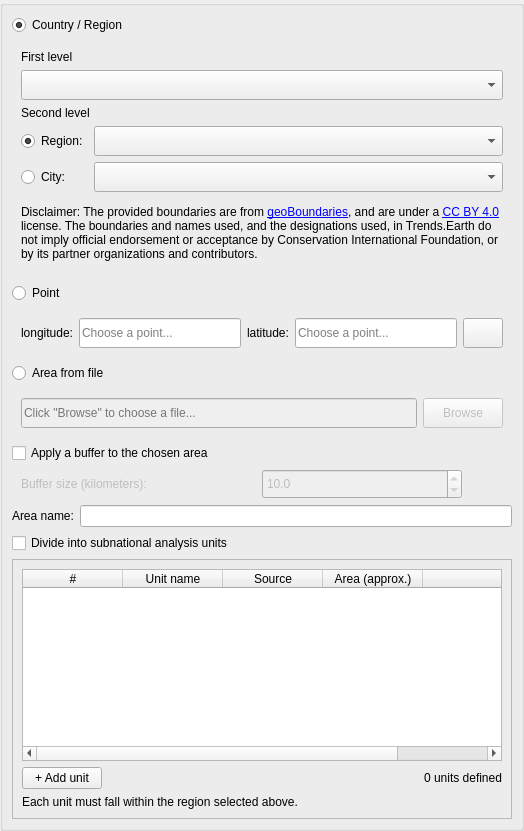
Old version of the form LDMP/gui/WidgetSelectArea.ui in the repository ConservationInternational/trends.earth.
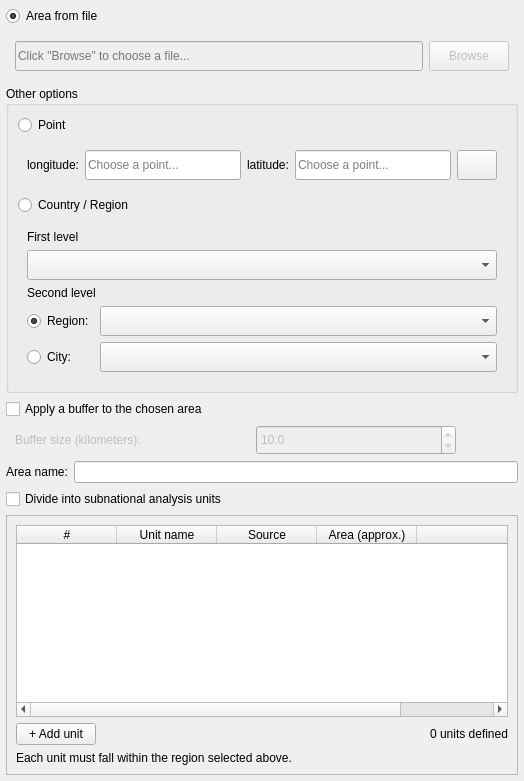
New version of the form. Custom widgets are drawn as their Qt base class.

Commit message: Move area from file first, add disclaimer popup fro country

```diff
--- a/LDMP/gui/WidgetSelectArea.ui
+++ b/LDMP/gui/WidgetSelectArea.ui
@@ -33,25 +33,244 @@
     <number>0</number>
    </property>
    <item>
-    <widget class="QGroupBox" name="area_groupbox">
+    <widget class="QFrame" name="area_groupbox">
      <property name="sizePolicy">
       <sizepolicy hsizetype="Expanding" vsizetype="Minimum">
        <horstretch>0</horstretch>
        <verstretch>0</verstretch>
       </sizepolicy>
      </property>
-     <property name="title">
-      <string/>
+     <property name="frameShape">
+      <enum>QFrame::NoFrame</enum>
+     </property>
+     <property name="frameShadow">
+      <enum>QFrame::Plain</enum>
      </property>
      <layout class="QVBoxLayout" name="verticalLayout_4">
+      <property name="leftMargin">
+       <number>6</number>
+      </property>
+      <property name="topMargin">
+       <number>6</number>
+      </property>
+      <property name="rightMargin">
+       <number>6</number>
+      </property>
+      <property name="bottomMargin">
+       <number>6</number>
+      </property>
+      <item>
+       <widget class="QRadioButton" name="area_fromfile">
+        <property name="text">
+         <string>Area from file</string>
+        </property>
+        <property name="checked">
+         <bool>true</bool>
+        </property>
+        <attribute name="buttonGroup">
+         <string notr="true">area_radio_buttonGroup</string>
+        </attribute>
+       </widget>
+      </item>
+      <item>
+       <widget class="QFrame" name="frame_area_fromfile">
+        <property name="frameShape">
+         <enum>QFrame::NoFrame</enum>
+        </property>
+        <property name="frameShadow">
+         <enum>QFrame::Plain</enum>
+        </property>
+        <layout class="QHBoxLayout" name="horizontalLayout_3">
+         <item>
+          <widget class="QLineEdit" name="area_fromfile_file">
+           <property name="enabled">
+            <bool>false</bool>
+           </property>
+           <property name="sizePolicy">
+            <sizepolicy hsizetype="Expanding" vsizetype="Fixed">
+             <horstretch>0</horstretch>
+             <verstretch>0</verstretch>
+            </sizepolicy>
+           </property>
+           <property name="minimumSize">
+            <size>
+             <width>120</width>
+             <height>30</height>
+            </size>
+           </property>
+           <property name="readOnly">
+            <bool>true</bool>
+           </property>
+           <property name="placeholderText">
+            <string>Click &quot;Browse&quot; to choose a file...</string>
+           </property>
+          </widget>
+         </item>
+         <item>
+          <widget class="QPushButton" name="area_fromfile_browse">
+           <property name="enabled">
+            <bool>false</bool>
+           </property>
+           <property name="sizePolicy">
+            <sizepolicy hsizetype="Minimum" vsizetype="Minimum">
+             <horstretch>0</horstretch>
+             <verstretch>0</verstretch>
+            </sizepolicy>
+           </property>
+           <property name="minimumSize">
+            <size>
+             <width>0</width>
+             <height>30</height>
+            </size>
+           </property>
+           <property name="maximumSize">
+            <size>
+             <width>80</width>
+             <height>16777215</height>
+            </size>
+           </property>
+           <property name="text">
+            <string>Browse</string>
+           </property>
+          </widget>
+         </item>
+        </layout>
+       </widget>
+      </item>
+      <item>
+       <widget class="QgsCollapsibleGroupBox" name="groupbox_other_area_options">
+        <property name="sizePolicy">
+         <sizepolicy hsizetype="Expanding" vsizetype="Minimum">
+          <horstretch>0</horstretch>
+          <verstretch>0</verstretch>
+         </sizepolicy>
+        </property>
+        <property name="title">
+         <string>Other options</string>
+        </property>
+        <property name="collapsed">
+         <bool>true</bool>
+        </property>
+        <layout class="QVBoxLayout" name="verticalLayout_other_options">
+         <item>
+          <widget class="QRadioButton" name="area_frompoint">
+           <property name="text">
+            <string>Point</string>
+           </property>
+           <attribute name="buttonGroup">
+            <string notr="true">area_radio_buttonGroup</string>
+           </attribute>
+          </widget>
+         </item>
+         <item>
+          <widget class="QFrame" name="frame_area_frompoint">
+           <property name="sizePolicy">
+            <sizepolicy hsizetype="Preferred" vsizetype="Fixed">
+             <horstretch>0</horstretch>
+             <verstretch>0</verstretch>
+            </sizepolicy>
+           </property>
+           <property name="frameShape">
+            <enum>QFrame::NoFrame</enum>
+           </property>
+           <property name="frameShadow">
+            <enum>QFrame::Plain</enum>
+           </property>
+           <layout class="QHBoxLayout" name="horizontalLayout_4">
+            <item>
+             <widget class="QLabel" name="area_frompoint_label_x">
+              <property name="font">
+               <font>
+                <weight>400</weight>
+                <bold>false</bold>
+               </font>
+              </property>
+              <property name="text">
+               <string>longitude:</string>
+              </property>
+             </widget>
+            </item>
+            <item>
+             <widget class="QLineEdit" name="area_frompoint_point_x">
+              <property name="sizePolicy">
+               <sizepolicy hsizetype="Expanding" vsizetype="Minimum">
+                <horstretch>0</horstretch>
+                <verstretch>0</verstretch>
+               </sizepolicy>
+              </property>
+              <property name="minimumSize">
+               <size>
+                <width>0</width>
+                <height>30</height>
+               </size>
+              </property>
+              <property name="inputMethodHints">
+               <set>Qt::ImhPreferNumbers</set>
+              </property>
+              <property name="placeholderText">
+               <string>Choose a point...</string>
+              </property>
+             </widget>
+            </item>
+            <item>
+             <widget class="QLabel" name="area_frompoint_label_y">
+              <property name="font">
+               <font>
+                <weight>400</weight>
+                <bold>false</bold>
+               </font>
+              </property>
+              <property name="text">
+               <string>latitude:</string>
+              </property>
+             </widget>
+            </item>
+            <item>
+             <widget class="QLineEdit" name="area_frompoint_point_y">
+              <property name="sizePolicy">
+               <sizepolicy hsizetype="Expanding" vsizetype="Minimum">
+                <horstretch>0</horstretch>
+                <verstretch>0</verstretch>
+               </sizepolicy>
+              </property>
+              <property name="minimumSize">
+               <size>
+                <width>0</width>
+                <height>30</height>
+               </size>
+              </property>
+              <property name="placeholderText">
+               <string>Choose a point...</string>
+              </property>
+             </widget>
+            </item>
+            <item>
+             <widget class="QPushButton" name="area_frompoint_choose_point">
+              <property name="sizePolicy">
+               <sizepolicy hsizetype="Minimum" vsizetype="Minimum">
+                <horstretch>0</horstretch>
+                <verstretch>0</verstretch>
+               </sizepolicy>
+              </property>
+              <property name="minimumSize">
+               <size>
+                <width>0</width>
+                <height>30</height>
+               </size>
+              </property>
+              <property name="text">
+               <string/>
+              </property>
+             </widget>
+            </item>
+           </layout>
+          </widget>
+         </item>
       <item>
        <widget class="QRadioButton" name="area_fromadmin">
         <property name="text">
          <string>Country / Region</string>
         </property>
-        <property name="checked">
-         <bool>true</bool>
-        </property>
         <attribute name="buttonGroup">
          <string notr="true">area_radio_buttonGroup</string>
         </attribute>
@@ -197,212 +416,7 @@
            </layout>
           </widget>
          </item>
-         <item>
-          <widget class="QLabel" name="label_disclaimer">
-           <property name="sizePolicy">
-            <sizepolicy hsizetype="Expanding" vsizetype="Expanding">
-             <horstretch>0</horstretch>
-             <verstretch>0</verstretch>
-            </sizepolicy>
-           </property>
-           <property name="text">
-            <string>&lt;html&gt;&lt;head/&gt;&lt;body&gt;&lt;p&gt;Disclaimer: The provided boundaries are from &lt;a href=&quot;https://www.geoboundaries.org&quot;&gt;&lt;span style=&quot; text-decoration: underline; &quot;&gt;geoBoundaries&lt;/span&gt;&lt;/a&gt;, and are under a &lt;a href=&quot;https://creativecommons.org/licenses/by/4.0/&quot;&gt;&lt;span style=&quot; text-decoration: underline; &quot;&gt;CC BY 4.0&lt;/span&gt;&lt;/a&gt; license. The boundaries and names used, and the designations used, in Trends.Earth do not imply official endorsement or acceptance by Conservation International Foundation, or by its partner organizations and contributors.&lt;/p&gt;&lt;/body&gt;&lt;/html&gt;</string>
-           </property>
-           <property name="wordWrap">
-            <bool>true</bool>
-           </property>
-           <property name="openExternalLinks">
-            <bool>true</bool>
-           </property>
-          </widget>
-         </item>
-        </layout>
-       </widget>
-      </item>
-      <item>
-       <widget class="QRadioButton" name="area_frompoint">
-        <property name="text">
-         <string>Point</string>
-        </property>
-        <attribute name="buttonGroup">
-         <string notr="true">area_radio_buttonGroup</string>
-        </attribute>
-       </widget>
-      </item>
-      <item>
-       <widget class="QFrame" name="frame_area_frompoint">
-        <property name="sizePolicy">
-         <sizepolicy hsizetype="Preferred" vsizetype="Fixed">
-          <horstretch>0</horstretch>
-          <verstretch>0</verstretch>
-         </sizepolicy>
-        </property>
-        <property name="frameShape">
-         <enum>QFrame::NoFrame</enum>
-        </property>
-        <property name="frameShadow">
-         <enum>QFrame::Plain</enum>
-        </property>
-        <layout class="QHBoxLayout" name="horizontalLayout_4">
-         <item>
-          <widget class="QLabel" name="area_frompoint_label_x">
-           <property name="font">
-            <font>
-             <weight>400</weight>
-             <bold>false</bold>
-            </font>
-           </property>
-           <property name="text">
-            <string>longitude:</string>
-           </property>
-          </widget>
-         </item>
-         <item>
-          <widget class="QLineEdit" name="area_frompoint_point_x">
-           <property name="sizePolicy">
-            <sizepolicy hsizetype="Expanding" vsizetype="Minimum">
-             <horstretch>0</horstretch>
-             <verstretch>0</verstretch>
-            </sizepolicy>
-           </property>
-           <property name="minimumSize">
-            <size>
-             <width>0</width>
-             <height>30</height>
-            </size>
-           </property>
-           <property name="inputMethodHints">
-            <set>Qt::ImhPreferNumbers</set>
-           </property>
-           <property name="placeholderText">
-            <string>Choose a point...</string>
-           </property>
-          </widget>
-         </item>
-         <item>
-          <widget class="QLabel" name="area_frompoint_label_y">
-           <property name="font">
-            <font>
-             <weight>400</weight>
-             <bold>false</bold>
-            </font>
-           </property>
-           <property name="text">
-            <string>latitude:</string>
-           </property>
-          </widget>
-         </item>
-         <item>
-          <widget class="QLineEdit" name="area_frompoint_point_y">
-           <property name="sizePolicy">
-            <sizepolicy hsizetype="Expanding" vsizetype="Minimum">
-             <horstretch>0</horstretch>
-             <verstretch>0</verstretch>
-            </sizepolicy>
-           </property>
-           <property name="minimumSize">
-            <size>
-             <width>0</width>
-             <height>30</height>
-            </size>
-           </property>
-           <property name="placeholderText">
-            <string>Choose a point...</string>
-           </property>
-          </widget>
-         </item>
-         <item>
-          <widget class="QPushButton" name="area_frompoint_choose_point">
-           <property name="sizePolicy">
-            <sizepolicy hsizetype="Minimum" vsizetype="Minimum">
-             <horstretch>0</horstretch>
-             <verstretch>0</verstretch>
-            </sizepolicy>
-           </property>
-           <property name="minimumSize">
-            <size>
-             <width>0</width>
-             <height>30</height>
-            </size>
-           </property>
-           <property name="text">
-            <string/>
-           </property>
-          </widget>
-         </item>
-        </layout>
-       </widget>
-      </item>
-      <item>
-       <widget class="QRadioButton" name="area_fromfile">
-        <property name="text">
-         <string>Area from file</string>
-        </property>
-        <attribute name="buttonGroup">
-         <string notr="true">area_radio_buttonGroup</string>
-        </attribute>
-       </widget>
-      </item>
-      <item>
-       <widget class="QFrame" name="frame_area_fromfile">
-        <property name="frameShape">
-         <enum>QFrame::NoFrame</enum>
-        </property>
-        <property name="frameShadow">
-         <enum>QFrame::Plain</enum>
-        </property>
-        <layout class="QHBoxLayout" name="horizontalLayout_3">
-         <item>
-          <widget class="QLineEdit" name="area_fromfile_file">
-           <property name="enabled">
-            <bool>false</bool>
-           </property>
-           <property name="sizePolicy">
-            <sizepolicy hsizetype="Expanding" vsizetype="Fixed">
-             <horstretch>0</horstretch>
-             <verstretch>0</verstretch>
-            </sizepolicy>
-           </property>
-           <property name="minimumSize">
-            <size>
-             <width>120</width>
-             <height>30</height>
-            </size>
-           </property>
-           <property name="readOnly">
-            <bool>true</bool>
-           </property>
-           <property name="placeholderText">
-            <string>Click &quot;Browse&quot; to choose a file...</string>
-           </property>
-          </widget>
-         </item>
-         <item>
-          <widget class="QPushButton" name="area_fromfile_browse">
-           <property name="enabled">
-            <bool>false</bool>
-           </property>
-           <property name="sizePolicy">
-            <sizepolicy hsizetype="Minimum" vsizetype="Minimum">
-             <horstretch>0</horstretch>
-             <verstretch>0</verstretch>
-            </sizepolicy>
-           </property>
-           <property name="minimumSize">
-            <size>
-             <width>0</width>
-             <height>30</height>
-            </size>
-           </property>
-           <property name="maximumSize">
-            <size>
-             <width>80</width>
-             <height>16777215</height>
-            </size>
-           </property>
-           <property name="text">
-            <string>Browse</string>
-           </property>
+           </layout>
           </widget>
          </item>
         </layout>
@@ -627,6 +641,13 @@
    </item>
   </layout>
  </widget>
+ <customwidgets>
+  <customwidget>
+   <class>QgsCollapsibleGroupBox</class>
+   <extends>QGroupBox</extends>
+   <header>qgis.gui</header>
+  </customwidget>
+ </customwidgets>
  <resources/>
  <connections>
   <connection>
```
Lines whose indentation alone changed are shown as unchanged. The commit also changes 1 other file.
